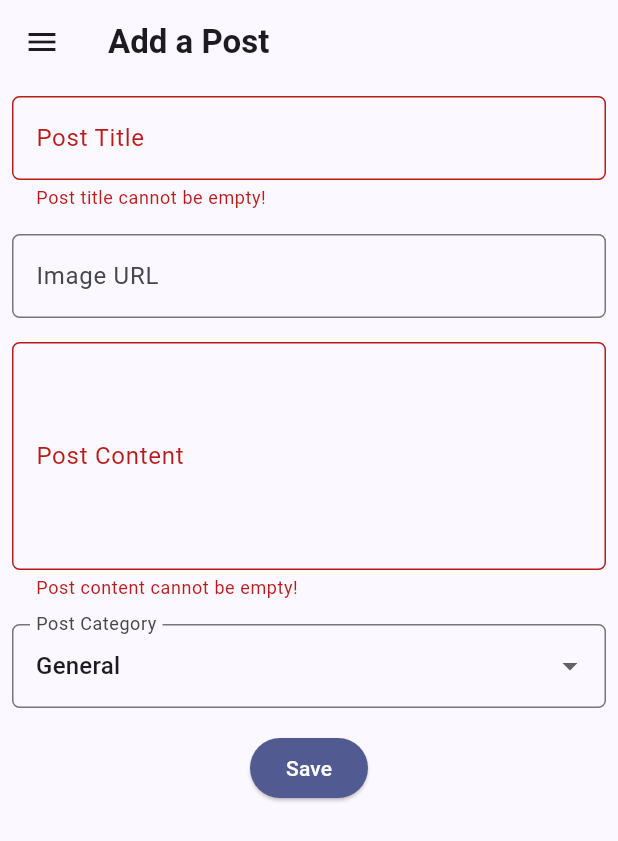
After one commit to kingrdl17/myportofolio_mobile, a Flutter app: the PostFormPage screen opened directly, after a tap on "Save", on a phone screen of 412 x 824 dp. The commit adds this screen. Shown: the top 841 px of the screen. Run offline on Flutter 3.47's test engine with Material 3 defaults, Android fonts, the phone set to English and light mode, and no system bars; drawn by our look-alikes of dynamic_color; our stand-ins replace google_fonts, material_ui.

Commit message:
post form

```diff
--- /dev/null
+++ b/lib/screens/post_form.dart
@@ -0,0 +1,199 @@
+import 'package:material_ui/material_ui.dart';
+import 'package:myportofolio_mobile/widgets/left_drawer.dart';
+
+class PostFormPage extends StatefulWidget {
+  const PostFormPage({super.key});
+
+  @override
+  State<PostFormPage> createState() => _PostFormPageState();
+}
+
+class _PostFormPageState extends State<PostFormPage> {
+  final _formKey = GlobalKey<FormState>();
+
+  String _postTitle = "";
+  String _imageUrl = "";
+  String _content = "";
+  String _category = "General"; // default
+
+  final List<String> _categories = [
+    'General',
+    'Information',
+    'Fun',
+    'Technology',
+    'Other',
+  ];
+
+  @override
+  Widget build(BuildContext context) {
+    return Scaffold(
+      appBar: AppBar(
+        title: const Text(
+          'Add a Post',
+          style: TextStyle(fontWeight: FontWeight.bold),
+        ),
+        backgroundColor: Theme.of(context).colorScheme.surface,
+        foregroundColor: Theme.of(context).colorScheme.onSurface,
+      ),
+      // TODO: Tambahkan drawer yang sudah dibuat di sini
+      drawer: const LeftDrawer(),
+      body: Form(
+        key: _formKey,
+        child: SingleChildScrollView(
+          child: Column(
+            crossAxisAlignment: CrossAxisAlignment.start,
+            children: [
+              // === Post Title ===
+              Padding(
+                padding: const EdgeInsets.all(8.0),
+                child: TextFormField(
+                  decoration: InputDecoration(
+                    hintText: "Post Title",
+                    labelText: "Post Title",
+                    border: OutlineInputBorder(
+                      borderRadius: BorderRadius.circular(5.0),
+                    ),
+                  ),
+                  onChanged: (String? value) {
+                    setState(() {
+                      _postTitle = value!;
+                    });
+                  },
+                  validator: (String? value) {
+                    if (value == null || value.trim().isEmpty) {
+                      return "Post title cannot be empty!";
+                    }
+                    return null;
+                  },
+                ),
+              ),
+
+              // === Image URL ===
+              Padding(
+                padding: const EdgeInsets.all(8.0),
+                child: TextFormField(
+                  decoration: InputDecoration(
+                    hintText: "Image URL (optional)",
+                    labelText: "Image URL",
+                    border: OutlineInputBorder(
+                      borderRadius: BorderRadius.circular(5.0),
+                    ),
+                  ),
+                  onChanged: (String? value) {
+                    setState(() {
+                      _imageUrl = value!;
+                    });
+                  },
+                ),
+              ),
+
+              // === Content ===
+              Padding(
+                padding: const EdgeInsets.all(8.0),
+                child: TextFormField(
+                  maxLines: 5,
+                  decoration: InputDecoration(
+                    hintText: "Post Content",
+                    labelText: "Post Content",
+                    border: OutlineInputBorder(
+                      borderRadius: BorderRadius.circular(5.0),
+                    ),
+                  ),
+                  onChanged: (String? value) {
+                    setState(() {
+                      _content = value!;
+                    });
+                  },
+                  validator: (String? value) {
+                    if (value == null || value.trim().isEmpty) {
+                      return "Post content cannot be empty!";
+                    }
+                    return null;
+                  },
+                ),
+              ),
+
+              // === Category ===
+              Padding(
+                padding: const EdgeInsets.all(8.0),
+                child: DropdownButtonFormField<String>(
+                  decoration: InputDecoration(
+                    labelText: "Post Category",
+                    border: OutlineInputBorder(
+                      borderRadius: BorderRadius.circular(5.0),
+                    ),
+                  ),
+                  initialValue: _category,
+                  items: _categories
+                      .map(
+                        (category) => DropdownMenuItem(
+                          value: category,
+                          child: Text(category),
+                        ),
+                      )
+                      .toList(),
+                  onChanged: (String? newValue) {
+                    setState(() {
+                      _category = newValue!;
+                    });
+                  },
+                ),
+              ),
+
+              // === Tombol Simpan ===
+              Align(
+                alignment: Alignment.bottomCenter,
+                child: Padding(
+                  padding: const EdgeInsets.all(8.0),
+                  child: ElevatedButton(
+                    style: ButtonStyle(
+                      backgroundColor: WidgetStatePropertyAll(
+                        Theme.of(context).colorScheme.primary,
+                      ),
+                    ),
+                    onPressed: () {
+                      if (_formKey.currentState!.validate()) {
+                        showDialog(
+                          context: context,
+                          builder: (context) {
+                            return AlertDialog(
+                              title: const Text('New post added!'),
+                              content: SingleChildScrollView(
+                                child: Column(
+                                  crossAxisAlignment: CrossAxisAlignment.start,
+                                  children: [
+                                    Text('Post Title: $_postTitle'),
+                                    Text('Image URL: $_imageUrl'),
+                                    Text('Content: $_content'),
+                                    Text('Category: $_category'),
+                                  ],
+                                ),
+                              ),
+                              actions: [
+                                TextButton(
+                                  onPressed: () {
+                                    Navigator.pop(context);
+                                    _formKey.currentState!.reset();
+                                  },
+                                  child: const Text('OK'),
+                                ),
+                              ],
+                            );
+                          },
+                        );
+                      }
+                    },
+                    child: const Text(
+                      "Save",
+                      style: TextStyle(color: Colors.white),
+                    ),
+                  ),
+                ),
+              ),
+            ],
+          ),
+        ),
+      ),
+    );
+  }
+}
--- a/lib/screens/project_form.dart
+++ b/lib/screens/project_form.dart
@@ -167,7 +167,7 @@ class _ProjectFormPageState extends State<ProjectFormPage> {
                   child: ElevatedButton(
                     style: ButtonStyle(
                       backgroundColor: WidgetStatePropertyAll(
-                        Theme.of(context).colorScheme.primaryContainer,
+                        Theme.of(context).colorScheme.primary,
                       ),
                     ),
                     onPressed: () {
--- a/lib/widgets/left_drawer.dart
+++ b/lib/widgets/left_drawer.dart
@@ -2,6 +2,7 @@ import 'package:material_ui/material_ui.dart';
 import 'package:flutter/services.dart';
 import 'package:myportofolio_mobile/screens/menu.dart';
 import 'package:myportofolio_mobile/screens/project_form.dart';
+import 'package:myportofolio_mobile/screens/post_form.dart';
 import 'package:google_fonts/google_fonts.dart';
 
 // TODO: Impor halaman ProjectFormPage jika sudah dibuat
@@ -68,6 +69,17 @@ class LeftDrawer extends StatelessWidget {
               );
             },
           ),
+          ListTile(
+            leading: const Icon(Icons.add_circle_outline),
+            title: const Text('Add Post'),
+            onTap: () {
+              HapticFeedback.selectionClick();
+              Navigator.pushReplacement(
+                context,
+                MaterialPageRoute(builder: (context) => PostFormPage()),
+              );
+            },
+          ),
         ],
       ),
     );
```
